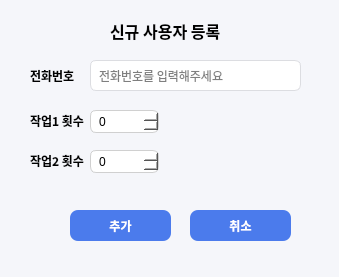
Qt form src/ui/input_dialog.ui (Hyunseung-Nam/Client_Point_Manager) before a commit.
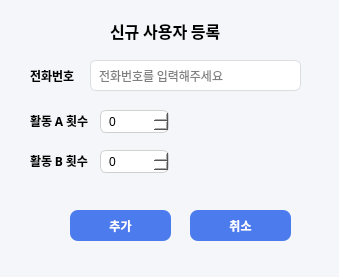
The same form after that commit.

Diff of the .ui file:
```diff
--- a/src/ui/input_dialog.ui
+++ b/src/ui/input_dialog.ui
@@ -137,13 +137,13 @@
     </font>
    </property>
    <property name="text">
-    <string>작업1 횟수</string>
+    <string>활동 A 횟수</string>
    </property>
   </widget>
   <widget class="QSpinBox" name="spinLaundry">
    <property name="geometry">
     <rect>
-     <x>90</x>
+     <x>100</x>
      <y>110</y>
      <width>69</width>
      <height>23</height>
@@ -193,13 +193,13 @@
     </font>
    </property>
    <property name="text">
-    <string>작업2 횟수</string>
+    <string>활동 B 횟수</string>
    </property>
   </widget>
   <widget class="QSpinBox" name="spinDry">
    <property name="geometry">
     <rect>
-     <x>90</x>
+     <x>100</x>
      <y>150</y>
      <width>69</width>
      <height>23</height>
```
